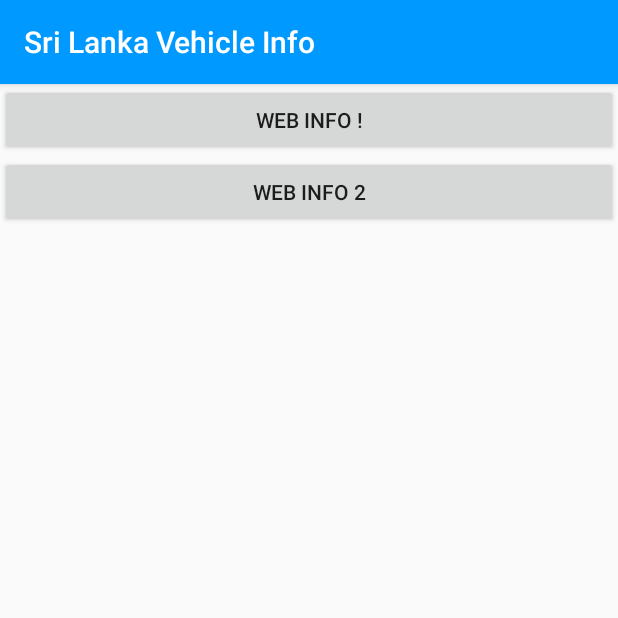
After one commit to shehari/Sri-Lanka-Vehicle-Info-App, an Android app: the ShowDetails screen opened directly, with no data from a screen before it, on a phone screen of 412 x 824 dp, the top half of it. The commit adds this screen. Run offline under Robolectric (Android 15) with nearby library versions, the phone set to English and light mode, and no system bars; Roboto replaces fonts that are not available here.

Commit message:
Create all pages and liked them together

```diff
--- a/app/src/main/AndroidManifest.xml
+++ b/app/src/main/AndroidManifest.xml
@@ -9,7 +9,11 @@
         android:roundIcon="@mipmap/ic_launcher_round"
         android:supportsRtl="true"
         android:theme="@style/AppTheme">
-        <activity android:name=".AlertUnsubsPage"></activity>
+        <activity android:name=".InfoViewTwo"></activity>
+        <activity android:name=".InfoViewOne" />
+        <activity android:name=".ShowDetails" />
+        <activity android:name=".SubmitNumber" />
+        <activity android:name=".AlertUnsubsPage" />
         <activity android:name=".AlertSubsPage" />
         <activity android:name=".LicenseAlertMainPage" />
         <activity android:name=".MainActivity">
--- /dev/null
+++ b/app/src/main/java/com/example/srilankavehicleinfo/ShowDetails.java
@@ -0,0 +1,46 @@
+package com.example.srilankavehicleinfo;
+
+import androidx.appcompat.app.AppCompatActivity;
+
+import android.content.Intent;
+import android.os.Bundle;
+import android.view.View;
+import android.widget.Button;
+
+public class ShowDetails extends AppCompatActivity {
+
+    private Button view1;
+    private Button view2;
+
+    @Override
+    protected void onCreate(Bundle savedInstanceState) {
+        super.onCreate(savedInstanceState);
+        setContentView(R.layout.activity_show_details);
+
+        view1 = (Button)findViewById(R.id.web1);
+        view1.setOnClickListener(new View.OnClickListener() {
+            @Override
+            public void onClick(View v) {
+                openWebViewOne();
+            }
+        });
+
+        view2 = (Button)findViewById(R.id.web2);
+        view2.setOnClickListener(new View.OnClickListener() {
+            @Override
+            public void onClick(View v) {
+                openWebViewTwo();
+            }
+        });
+    }
+
+    public void openWebViewOne(){
+        Intent viewOne = new Intent(this,InfoViewOne.class);
+        startActivity(viewOne);
+    }
+
+    public void openWebViewTwo(){
+        Intent viewTwo = new Intent(this, InfoViewTwo.class);
+        startActivity(viewTwo);
+    }
+}
--- a/app/src/main/res/layout/activity_main.xml
+++ b/app/src/main/res/layout/activity_main.xml
@@ -19,7 +19,7 @@
         app:layout_constraintVertical_bias="0.113" />
 
     <Button
-        android:id="@+id/button6"
+        android:id="@+id/detail"
         android:layout_width="214dp"
         android:layout_height="52dp"
         android:text="VEHICLE DETAILS"
--- /dev/null
+++ b/app/src/main/res/layout/activity_show_details.xml
@@ -0,0 +1,21 @@
+<?xml version="1.0" encoding="utf-8"?>
+<LinearLayout xmlns:android="http://schemas.android.com/apk/res/android"
+    xmlns:app="http://schemas.android.com/apk/res-auto"
+    xmlns:tools="http://schemas.android.com/tools"
+    android:layout_width="match_parent"
+    android:layout_height="match_parent"
+    android:orientation="vertical"
+    tools:context=".ShowDetails">
+
+    <Button
+        android:id="@+id/web1"
+        android:layout_width="match_parent"
+        android:layout_height="wrap_content"
+        android:text="WEB INFO !" />
+
+    <Button
+        android:id="@+id/web2"
+        android:layout_width="match_parent"
+        android:layout_height="wrap_content"
+        android:text="WEB INFO 2" />
+</LinearLayout>
```
Also changed, not shown: app/src/main/java/com/example/srilankavehicleinfo/InfoViewOne.java (added, +14 -0 lines), app/src/main/java/com/example/srilankavehicleinfo/InfoViewTwo.java (added, +14 -0 lines), app/src/main/java/com/example/srilankavehicleinfo/MainActivity.java (+17 -0 lines), app/src/main/java/com/example/srilankavehicleinfo/SubmitNumber.java (added, +32 -0 lines), app/src/main/res/layout/activity_info_view_one.xml (added, +15 -0 lines), app/src/main/res/layout/activity_info_view_two.xml (added, +15 -0 lines), app/src/main/res/layout/activity_submit_number.xml (added, +15 -0 lines).
